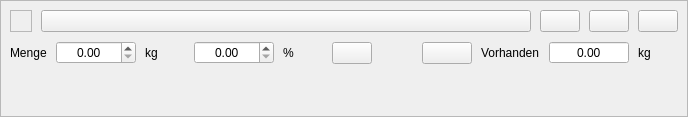
Qt form kleiner-brauhelfer/widgets/wdgmalzgabe.ui (kleiner-brauhelfer/kleiner-brauhelfer-2) before a commit.
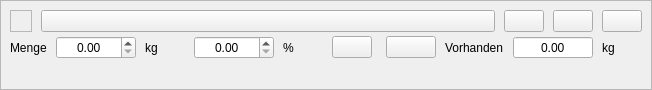
The same form after that commit. Icons and pictures are not drawn. Custom widgets are drawn as their Qt base class.

```diff
--- a/kleiner-brauhelfer/widgets/wdgmalzgabe.ui
+++ b/kleiner-brauhelfer/widgets/wdgmalzgabe.ui
@@ -6,8 +6,8 @@
    <rect>
     <x>0</x>
     <y>0</y>
-    <width>688</width>
-    <height>117</height>
+    <width>652</width>
+    <height>90</height>
    </rect>
   </property>
   <property name="autoFillBackground">
```
